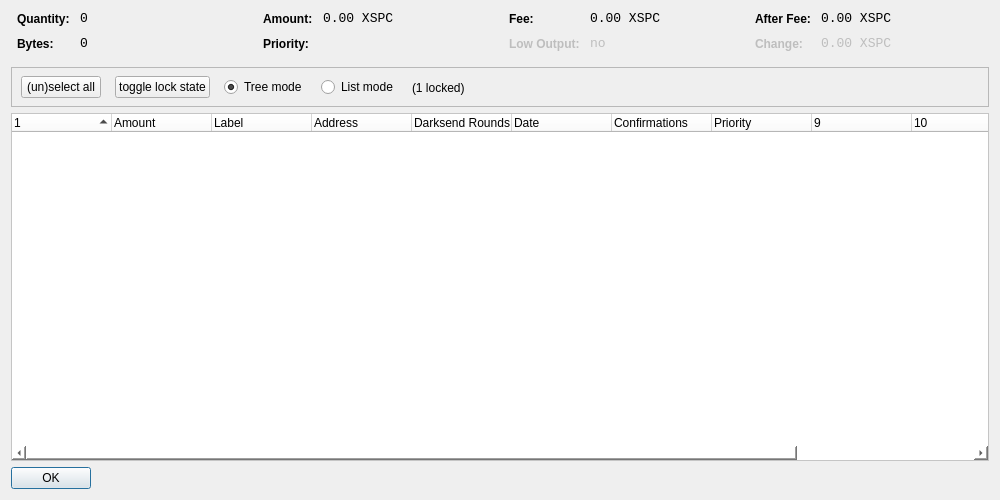
Qt form src/qt/forms/coincontroldialog.ui (SpectreSecurityCoin/SpectreSecurityCoin) before a commit.
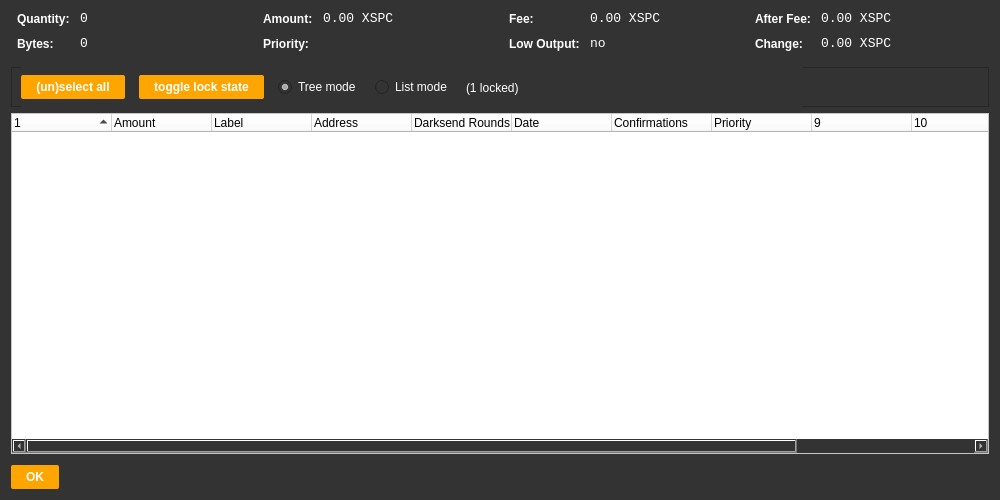
The same form after that commit. Custom widgets are drawn as their Qt base class.

```diff
--- a/src/qt/forms/coincontroldialog.ui
+++ b/src/qt/forms/coincontroldialog.ui
@@ -13,6 +13,10 @@
   <property name="windowTitle">
    <string>Coin Control</string>
   </property>
+  <property name="styleSheet">
+   <string notr="true">background-color:rgb(51, 51, 51);
+color: rgb(255, 255, 255);</string>
+  </property>
   <layout class="QVBoxLayout" name="verticalLayout">
    <item>
     <layout class="QHBoxLayout" name="horizontalLayoutTop" stretch="0,0,0,0">
@@ -379,7 +383,7 @@
         <height>41</height>
        </rect>
       </property>
-      <layout class="QHBoxLayout" name="horizontalLayoutPanel" stretch="0,0,0,0,0">
+      <layout class="QHBoxLayout" name="horizontalLayoutPanel" stretch="0,0,0,0,0,0">
        <property name="spacing">
         <number>14</number>
        </property>
@@ -391,6 +395,14 @@
            <verstretch>0</verstretch>
           </sizepolicy>
          </property>
+         <property name="styleSheet">
+          <string notr="true">background-color: rgb(255, 165, 0); 
+font: 75 10pt 'Ubuntu';
+font-weight:bold; 
+border-radius:2px; 
+padding:5px 15px;
+color: rgb(255, 255, 255);</string>
+         </property>
          <property name="text">
           <string>(un)select all</string>
          </property>
@@ -404,6 +416,14 @@
             <verstretch>0</verstretch>
            </sizepolicy>
           </property>
+         <property name="styleSheet">
+          <string notr="true">background-color: rgb(255, 165, 0); 
+font: 75 10pt 'Ubuntu';
+font-weight:bold; 
+border-radius:2px; 
+padding:5px 15px;
+color: rgb(255, 255, 255);</string>
+         </property>
           <property name="text">
            <string>toggle lock state</string>
           </property>
@@ -559,6 +579,15 @@
        <verstretch>0</verstretch>
       </sizepolicy>
      </property>
+     <property name="styleSheet">
+      <string notr="true">background-color: rgb(255, 165, 0); 
+font: 75 10pt 'Ubuntu';
+font-weight:bold; 
+border-radius:2px; 
+padding:5px 15px;
+color: rgb(255, 255, 255);
+margin-top:5px;</string>
+     </property>
      <property name="orientation">
       <enum>Qt::Horizontal</enum>
      </property>
```
Lines whose indentation alone changed are shown as unchanged.
